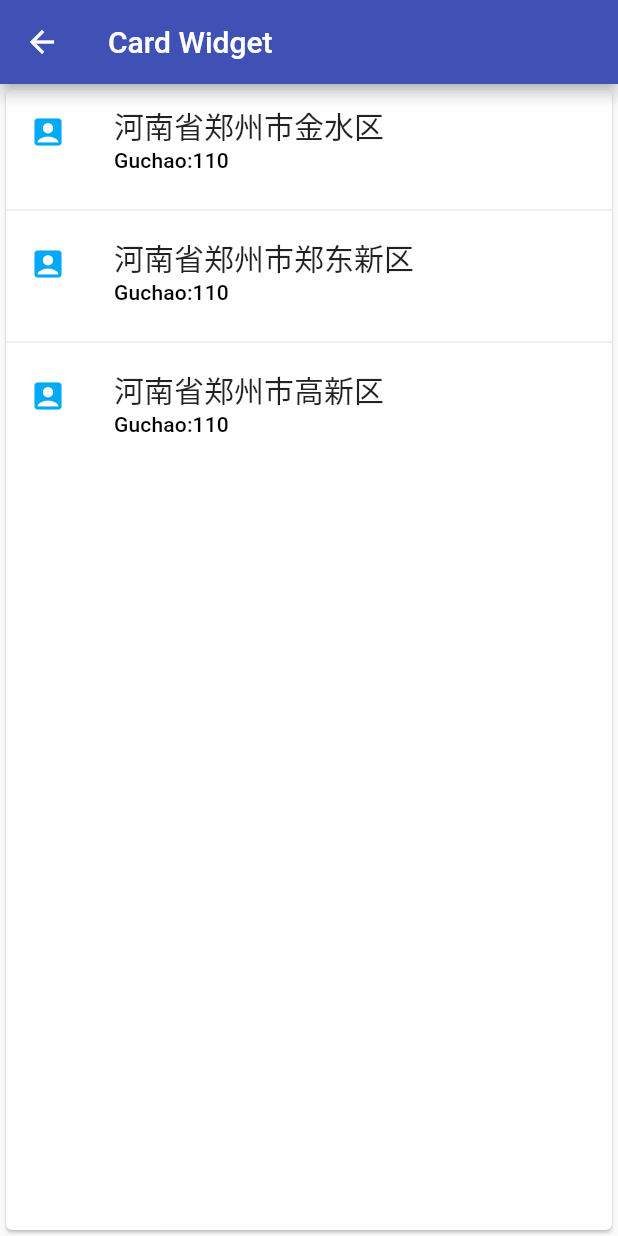
After one commit to icookingcode/flutter_basic, a Flutter app: the CardDemo screen opened directly, on a phone screen of 412 x 824 dp. The commit adds this screen. Run offline on Flutter 3.47's test engine with Material 2 defaults, Android fonts, the phone set to English and light mode, and no system bars.

Commit message:
Card 卡片布局

```diff
--- /dev/null
+++ b/lib/demo/card_demo.dart
@@ -0,0 +1,32 @@
+import 'package:flutter/material.dart';
+class CardDemo extends StatelessWidget {
+  @override
+  Widget build(BuildContext context) {
+    return Scaffold(
+      appBar: AppBar(title: Text('Card Widget'),),
+      body:Card(
+        child: Column(
+          children: <Widget>[
+            ListTile(
+              leading: Icon(Icons.account_box,color: Colors.lightBlue,),
+              title: Text('河南省郑州市金水区',style: Theme.of(context).textTheme.title,),
+              subtitle: Text('Guchao:110',style: Theme.of(context).textTheme.subtitle,),
+            ),
+            Divider(),
+            ListTile(
+              leading: Icon(Icons.account_box,color: Colors.lightBlue,),
+              title: Text('河南省郑州市郑东新区',style: Theme.of(context).textTheme.title,),
+              subtitle: Text('Guchao:110',style: Theme.of(context).textTheme.subtitle,),
+            ),
+            Divider(),
+            ListTile(
+              leading: Icon(Icons.account_box,color: Colors.lightBlue,),
+              title: Text('河南省郑州市高新区',style: Theme.of(context).textTheme.title,),
+              subtitle: Text('Guchao:110',style: Theme.of(context).textTheme.subtitle,),
+            ),
+          ],
+        ),
+      ),
+    );
+  }
+}
--- a/lib/main.dart
+++ b/lib/main.dart
@@ -1,5 +1,6 @@
 import 'package:flutter/material.dart';
 
+import 'demo/card_demo.dart';
 import 'demo/column_demo.dart';
 import 'demo/container_demo.dart';
 import 'demo/gridview_demo.dart';
@@ -33,6 +34,7 @@ class MyApp extends StatelessWidget {
             ListItem(title: 'Row Widget', page: RowDemo()),
             ListItem(title: 'Column Widget', page: ColumnDemo()),
             ListItem(title: 'Stack Widget', page: StackDemo()),
+            ListItem(title: 'Card Widget', page: CardDemo()),
           ],
         ),
       ),
```
Also changed, not shown: 1 other file.
